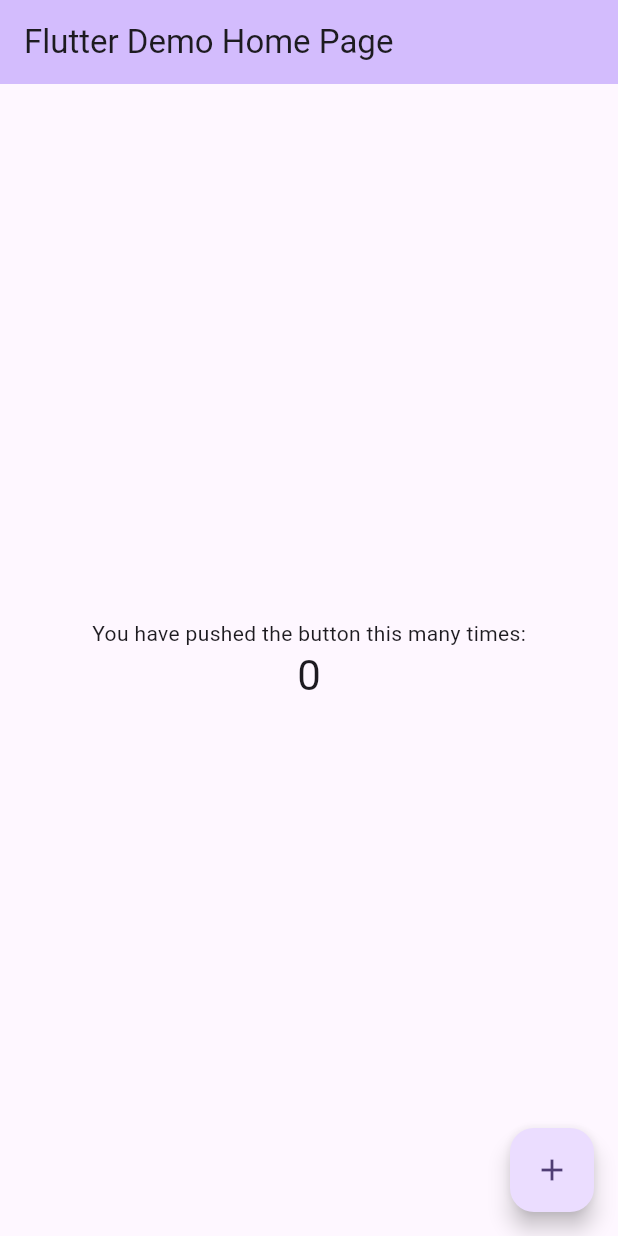
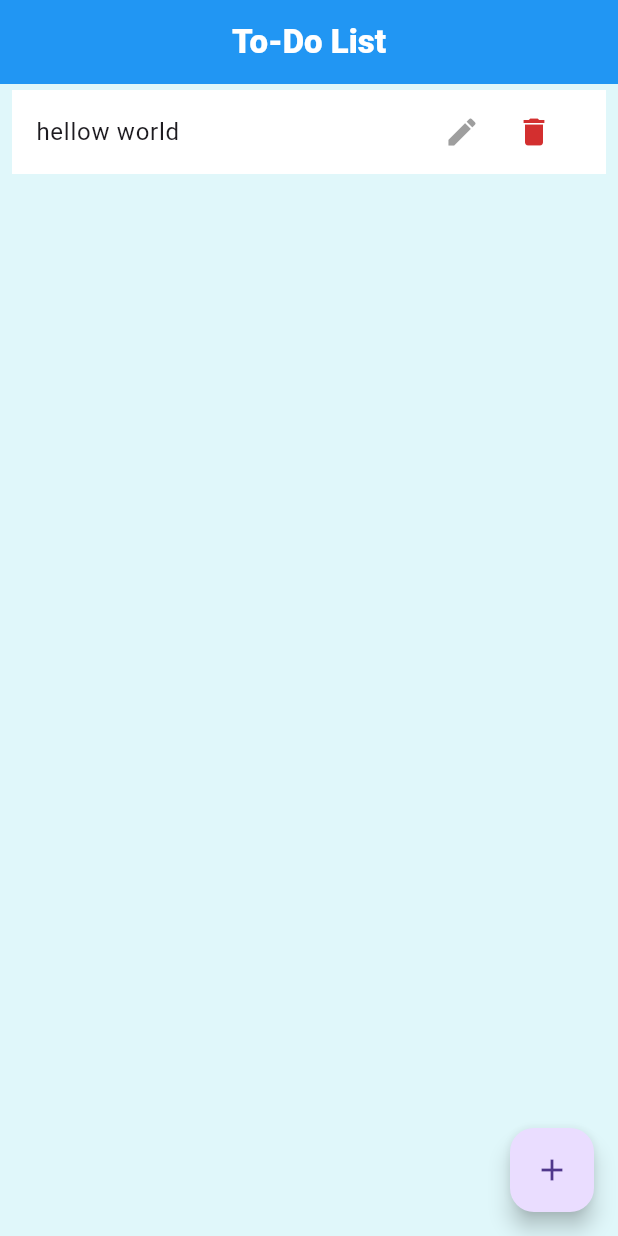
Before and after one commit to kimoratak/Flutter-Todolist, a Flutter app: the screen it shows after launch, on a phone screen of 412 x 824 dp. Run offline on Flutter 3.47's test engine with Material 3 defaults, Android fonts, the phone set to English and light mode, and no system bars.

Commit message:
update project

```diff
--- a/lib/main.dart
+++ b/lib/main.dart
@@ -1,125 +1,185 @@
+// ignore_for_file: use_key_in_widget_constructors
 import 'package:flutter/material.dart';
 
 void main() {
-  runApp(const MyApp());
+  runApp(MyApp());
 }
 
 class MyApp extends StatelessWidget {
-  const MyApp({super.key});
-
-  // This widget is the root of your application.
   @override
   Widget build(BuildContext context) {
     return MaterialApp(
-      title: 'Flutter Demo',
+      debugShowCheckedModeBanner: false,
+      title: 'To-Do List App',
       theme: ThemeData(
-        // This is the theme of your application.
-        //
-        // TRY THIS: Try running your application with "flutter run". You'll see
-        // the application has a purple toolbar. Then, without quitting the app,
-        // try changing the seedColor in the colorScheme below to Colors.green
-        // and then invoke "hot reload" (save your changes or press the "hot
-        // reload" button in a Flutter-supported IDE, or press "r" if you used
-        // the command line to start the app).
-        //
-        // Notice that the counter didn't reset back to zero; the application
-        // state is not lost during the reload. To reset the state, use hot
-        // restart instead.
-        //
-        // This works for code too, not just values: Most code changes can be
-        // tested with just a hot reload.
-        colorScheme: ColorScheme.fromSeed(seedColor: Colors.deepPurple),
-        useMaterial3: true,
+        primarySwatch: Colors.blue,
       ),
-      home: const MyHomePage(title: 'Flutter Demo Home Page'),
+      home: TodoListScreen(),
     );
   }
 }
 
-class MyHomePage extends StatefulWidget {
-  const MyHomePage({super.key, required this.title});
-
-  // This widget is the home page of your application. It is stateful, meaning
-  // that it has a State object (defined below) that contains fields that affect
-  // how it looks.
-
-  // This class is the configuration for the state. It holds the values (in this
-  // case the title) provided by the parent (in this case the App widget) and
-  // used by the build method of the State. Fields in a Widget subclass are
-  // always marked "final".
-
-  final String title;
-
+class TodoListScreen extends StatefulWidget {
   @override
-  State<MyHomePage> createState() => _MyHomePageState();
+  _TodoListScreenState createState() => _TodoListScreenState();
 }
 
-class _MyHomePageState extends State<MyHomePage> {
-  int _counter = 0;
+class _TodoListScreenState extends State<TodoListScreen> {
+  final List<String> _todoList = ["hellow world"];
+  final TextEditingController _textController = TextEditingController();
 
-  void _incrementCounter() {
+  void _addTodoItem(String task) {
+    if (task.isNotEmpty) {
+      setState(() {
+        _todoList.add(task);
+      });
+      _textController.clear();
+    }
+  }
+
+  void _editTodoItem(int index, String newTask) {
+    if (newTask.isNotEmpty) {
+      setState(() {
+        _todoList[index] = newTask;
+      });
+    }
+  }
+
+  void _removeTodoItem(int index) {
     setState(() {
-      // This call to setState tells the Flutter framework that something has
-      // changed in this State, which causes it to rerun the build method below
-      // so that the display can reflect the updated values. If we changed
-      // _counter without calling setState(), then the build method would not be
-      // called again, and so nothing would appear to happen.
-      _counter++;
+      _todoList.removeAt(index);
     });
+  }
+
+  Widget _buildTodoItem(String task, int index) {
+    return Container(
+      color: Colors.white, // Set background color here
+      margin: const EdgeInsets.symmetric(vertical: 4.0, horizontal: 8.0),
+      child: ListTile(
+        title: Text(task),
+        trailing: Row(
+          mainAxisSize: MainAxisSize.min,
+          children: [
+            IconButton(
+              icon: Icon(
+                Icons.edit,
+                size: 24,
+                color: Colors.grey[500],
+              ), // Adjust the size here
+              onPressed: () {
+                _showEditDialog(task, index);
+              },
+            ),
+            IconButton(
+              icon: Icon(
+                Icons.delete,
+                size: 24,
+                color: Colors.red[700],
+              ), // Adjust the size here
+              onPressed: () => _removeTodoItem(index),
+            ),
+          ],
+        ),
+      ),
+    );
+  }
+
+  void _showEditDialog(String currentTask, int index) {
+    final TextEditingController _editController = TextEditingController();
+    _editController.text = currentTask;
+
+    showDialog(
+      context: context,
+      builder: (context) {
+        return AlertDialog(
+          title: Text('Edit Task'),
+          content: TextField(
+            controller: _editController,
+            decoration: InputDecoration(hintText: 'Edit task'),
+          ),
+          actions: <Widget>[
+            TextButton(
+              child: Text('Cancel'),
+              onPressed: () {
+                Navigator.of(context).pop();
+              },
+            ),
+            TextButton(
+              child: Text('Save'),
+              onPressed: () {
+                _editTodoItem(index, _editController.text);
+                Navigator.of(context).pop();
+              },
+            ),
+          ],
+        );
+      },
+    );
+  }
+
+  void _showAddTaskDialog() {
+    final TextEditingController _addController = TextEditingController();
+
+    showDialog(
+      context: context,
+      builder: (context) {
+        return AlertDialog(
+          title: Text('Add Task'),
+          content: TextField(
+            controller: _addController,
+            decoration: InputDecoration(hintText: 'Enter task'),
+          ),
+          actions: <Widget>[
+            TextButton(
+              child: Text('Cancel'),
+              onPressed: () {
+                Navigator.of(context).pop();
+              },
+            ),
+            TextButton(
+              child: Text('Add'),
+              onPressed: () {
+                _addTodoItem(_addController.text);
+                Navigator.of(context).pop();
+              },
+            ),
+          ],
+        );
+      },
+    );
+  }
+
+  Widget _buildTodoList() {
+    return ListView.builder(
+      itemCount: _todoList.length,
+      itemBuilder: (context, index) {
+        return _buildTodoItem(_todoList[index], index);
+      },
+    );
   }
 
   @override
   Widget build(BuildContext context) {
-    // This method is rerun every time setState is called, for instance as done
-    // by the _incrementCounter method above.
-    //
-    // The Flutter framework has been optimized to make rerunning build methods
-    // fast, so that you can just rebuild anything that needs updating rather
-    // than having to individually change instances of widgets.
     return Scaffold(
+      backgroundColor: Colors.cyan[50],
       appBar: AppBar(
-        // TRY THIS: Try changing the color here to a specific color (to
-        // Colors.amber, perhaps?) and trigger a hot reload to see the AppBar
-        // change color while the other colors stay the same.
-        backgroundColor: Theme.of(context).colorScheme.inversePrimary,
-        // Here we take the value from the MyHomePage object that was created by
-        // the App.build method, and use it to set our appbar title.
-        title: Text(widget.title),
+        backgroundColor: Colors.blue,
+        title: Center(
+            child: Text(
+          'To-Do List',
+          style: TextStyle(color: Colors.white, fontWeight: FontWeight.w800),
+        )),
       ),
-      body: Center(
-        // Center is a layout widget. It takes a single child and positions it
-        // in the middle of the parent.
-        child: Column(
-          // Column is also a layout widget. It takes a list of children and
-          // arranges them vertically. By default, it sizes itself to fit its
-          // children horizontally, and tries to be as tall as its parent.
-          //
-          // Column has various properties to control how it sizes itself and
-          // how it positions its children. Here we use mainAxisAlignment to
-          // center the children vertically; the main axis here is the vertical
-          // axis because Columns are vertical (the cross axis would be
-          // horizontal).
-          //
-          // TRY THIS: Invoke "debug painting" (choose the "Toggle Debug Paint"
-          // action in the IDE, or press "p" in the console), to see the
-          // wireframe for each widget.
-          mainAxisAlignment: MainAxisAlignment.center,
-          children: <Widget>[
-            const Text(
-              'You have pushed the button this many times:',
-            ),
-            Text(
-              '$_counter',
-              style: Theme.of(context).textTheme.headlineMedium,
-            ),
-          ],
-        ),
+      body: Column(
+        children: <Widget>[
+          Expanded(child: _buildTodoList()),
+        ],
       ),
       floatingActionButton: FloatingActionButton(
-        onPressed: _incrementCounter,
-        tooltip: 'Increment',
-        child: const Icon(Icons.add),
-      ), // This trailing comma makes auto-formatting nicer for build methods.
+        onPressed: _showAddTaskDialog,
+        child: Icon(Icons.add, size: 24), // Adjust the size here
+        tooltip: 'Add Task',
+      ),
     );
   }
 }
```
Also changed, not shown: 2 other files.
